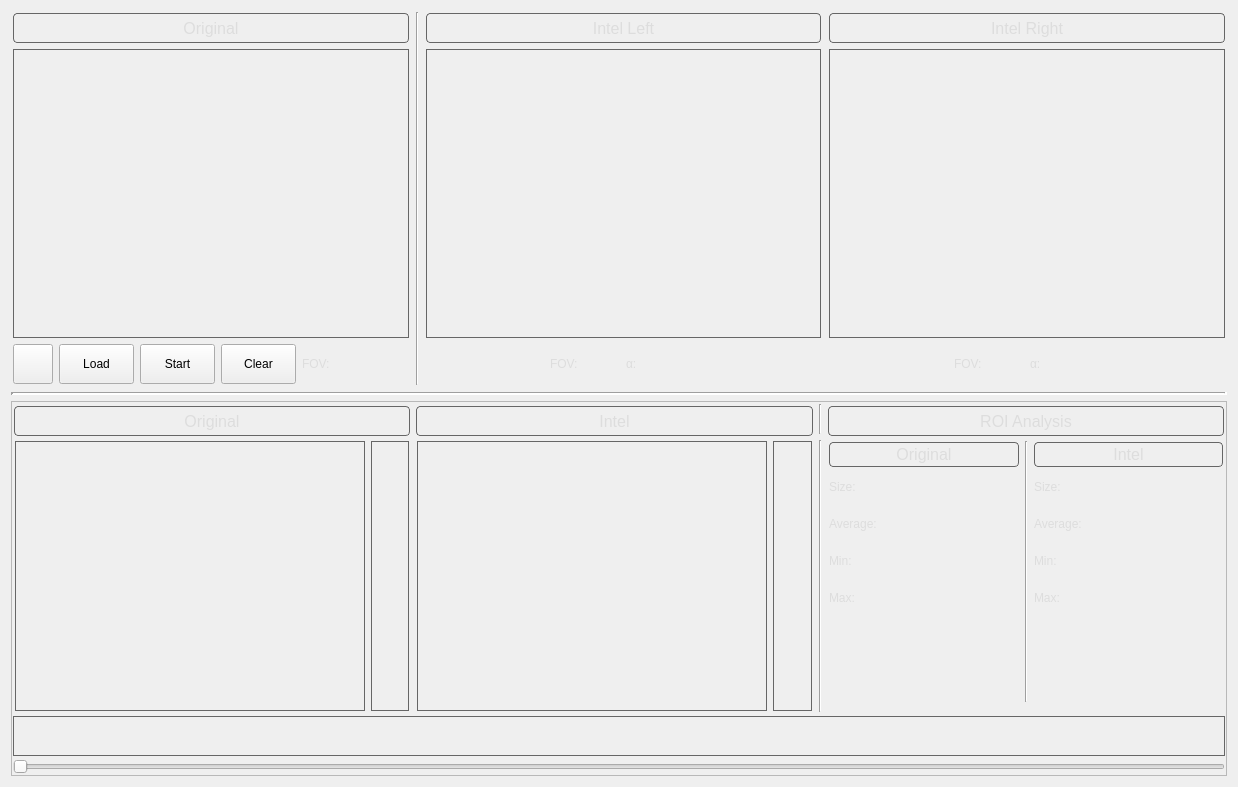
First picture: the form in ui/interface0.ui, repository RaykiDan/DEPC, before the edit.
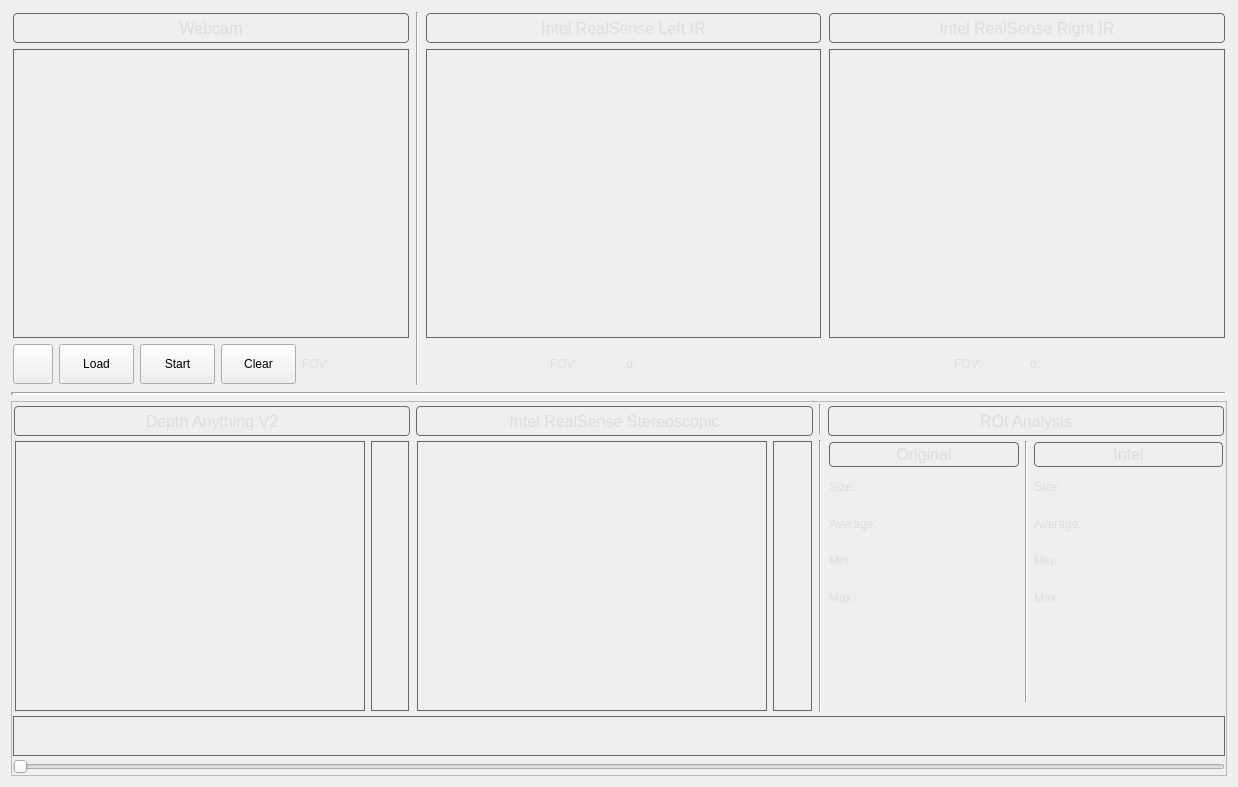
Second picture: the form after the edit. Icons and pictures are not drawn. Custom widgets are drawn as their Qt base class.

```diff
--- a/ui/interface0.ui
+++ b/ui/interface0.ui
@@ -72,7 +72,7 @@
             <enum>QFrame::Box</enum>
            </property>
            <property name="text">
-            <string>Original</string>
+            <string>Webcam</string>
            </property>
            <property name="alignment">
             <set>Qt::AlignCenter</set>
@@ -347,7 +347,7 @@
             <enum>QFrame::Box</enum>
            </property>
            <property name="text">
-            <string>Intel Left</string>
+            <string>Intel RealSense Left IR</string>
            </property>
            <property name="alignment">
             <set>Qt::AlignCenter</set>
@@ -510,7 +510,7 @@
             <enum>QFrame::Box</enum>
            </property>
            <property name="text">
-            <string>Intel Right</string>
+            <string>Intel RealSense Right IR</string>
            </property>
            <property name="alignment">
             <set>Qt::AlignCenter</set>
@@ -716,7 +716,7 @@
             <enum>QFrame::Box</enum>
            </property>
            <property name="text">
-            <string>Original</string>
+            <string>Depth Anything V2</string>
            </property>
            <property name="alignment">
             <set>Qt::AlignCenter</set>
@@ -865,7 +865,7 @@
             <enum>QFrame::Box</enum>
            </property>
            <property name="text">
-            <string>Intel</string>
+            <string>Intel RealSense Stereoscopic</string>
            </property>
            <property name="alignment">
             <set>Qt::AlignCenter</set>
```
